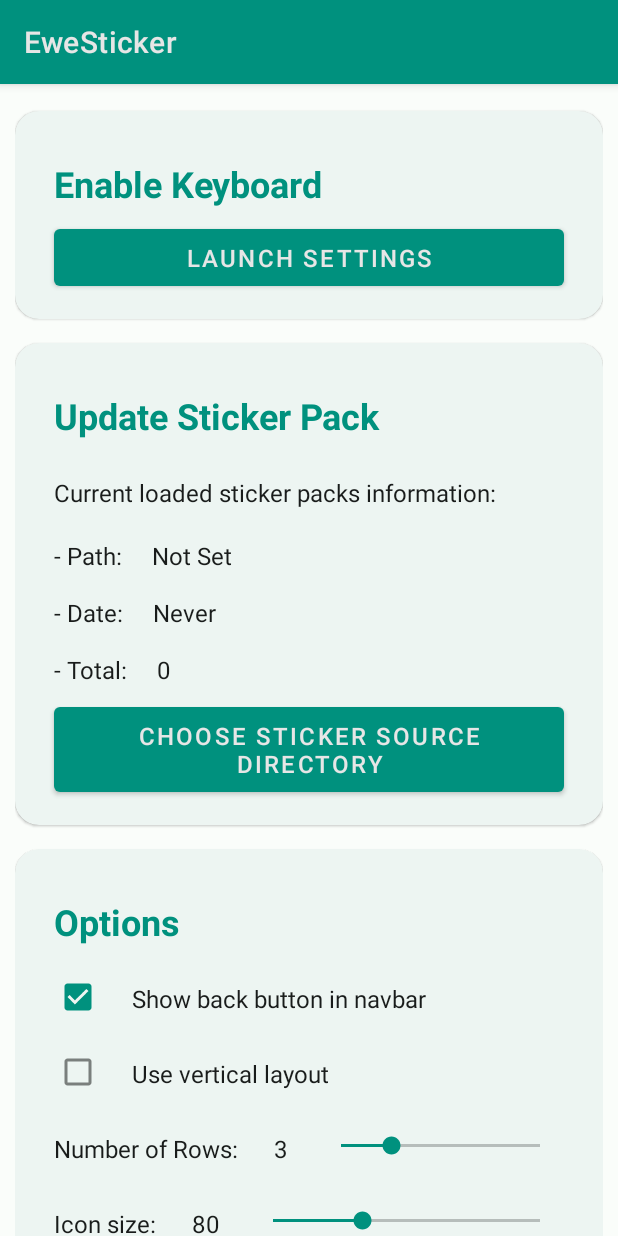
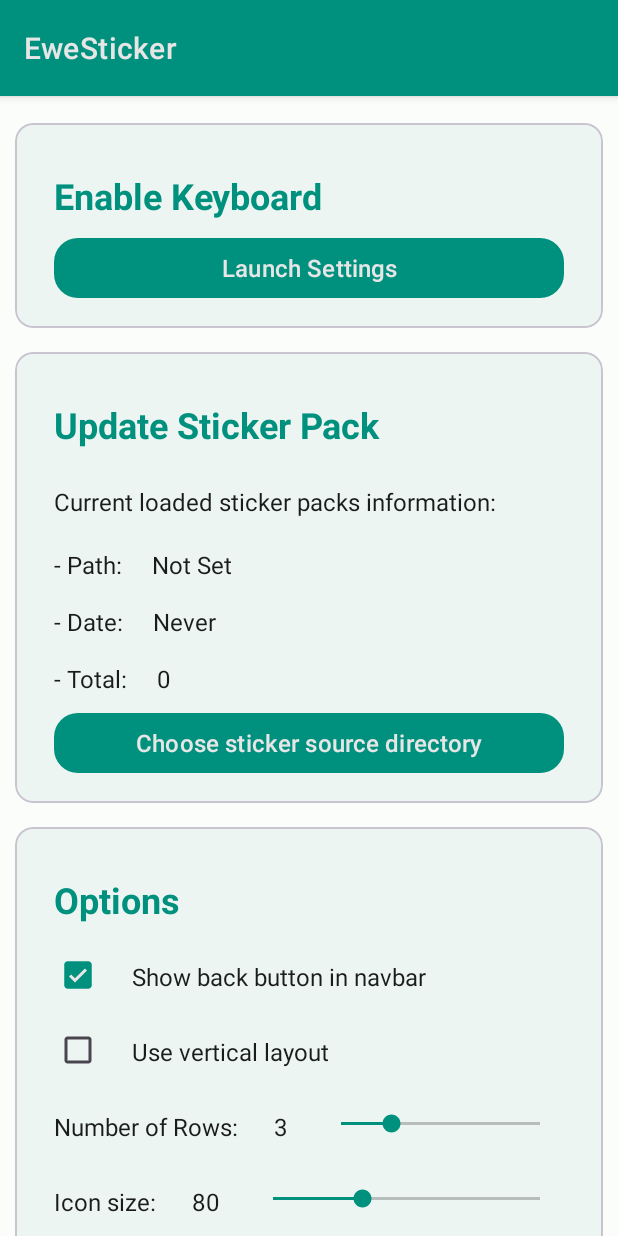
Before and after one commit to FredHappyface/Android.EweSticker, an Android app: the screen it shows after launch (MainActivity), on a phone screen of 412 x 824 dp. Run offline under Robolectric (Android 15) with nearby library versions, the phone set to English and light mode, and no system bars.

Commit message:
use material you

```diff
--- a/app/src/main/res/layout/activity_main.xml
+++ b/app/src/main/res/layout/activity_main.xml
@@ -1,5 +1,6 @@
 <?xml version="1.0" encoding="utf-8"?>
 <com.google.android.material.circularreveal.coordinatorlayout.CircularRevealCoordinatorLayout xmlns:android="http://schemas.android.com/apk/res/android"
+	xmlns:app="http://schemas.android.com/apk/res-auto"
 	android:id="@+id/activityMainRoot"
 	android:layout_width="match_parent"
 	android:layout_height="match_parent"
@@ -28,7 +29,9 @@
 					<Button
 						style="@style/button"
 						android:onClick="enableKeyboard"
-						android:text="@string/enable_keyboard_button" />
+						android:text="@string/enable_keyboard_button"
+						app:shapeAppearance="?attr/shapeAppearanceSmallComponent"
+						/>
 				</LinearLayout>
 			</com.google.android.material.card.MaterialCardView>
 			<!-- Update Sticker Pack -->
@@ -100,7 +103,9 @@
 						android:id="@+id/updateStickerPackInfoBtn"
 						style="@style/button"
 						android:onClick="chooseDir"
-						android:text="@string/update_sticker_pack_button" />
+						android:text="@string/update_sticker_pack_button"
+						app:shapeAppearance="?attr/shapeAppearanceSmallComponent"
+						/>
 				</LinearLayout>
 			</com.google.android.material.card.MaterialCardView>
 			<!-- Options -->
--- a/app/src/main/res/values-v27/styles.xml
+++ b/app/src/main/res/values-v27/styles.xml
@@ -1,7 +1,7 @@
 <?xml version="1.0" encoding="utf-8"?>
 <resources>
 
-	<style name="AppTheme" parent="Theme.MaterialComponents.DayNight.DarkActionBar">
+	<style name="AppTheme" parent="Theme.Material3.DayNight">
 		<!-- Primary brand color. -->
 		<item name="colorPrimaryVariant">@color/accent</item>
 		<item name="colorOnPrimary">@color/onAccent</item>
@@ -20,7 +20,7 @@
 		<item name="actionBarTheme">@style/AppBarText</item>
 		<item name="colorSurface">@color/sticker</item>
 		<item name="colorOnSurface">@color/fg</item>
-		<item name="shapeAppearanceMediumComponent">@style/ShapeAppearance.App.MediumComponent
-		</item>
+		<item name="shapeAppearanceMediumComponent">@style/ShapeAppearance.App.MediumComponent</item>
+		<item name="shapeAppearanceSmallComponent">@style/ShapeAppearance.App.SmallComponent</item>
 	</style>
 </resources>
--- a/app/src/main/res/values/styles.xml
+++ b/app/src/main/res/values/styles.xml
@@ -1,6 +1,6 @@
 <resources>
 	<!-- Base application theme. -->
-	<style name="AppTheme" parent="Theme.MaterialComponents.DayNight.DarkActionBar">
+	<style name="AppTheme" parent="Theme.Material3.DayNight">
 		<!-- Primary brand color. -->
 		<item name="colorPrimaryVariant">@color/accent</item>
 		<item name="colorOnPrimary">@color/onAccent</item>
@@ -18,11 +18,15 @@
 		<item name="actionBarTheme">@style/AppBarText</item>
 		<item name="colorSurface">@color/sticker</item>
 		<item name="colorOnSurface">@color/fg</item>
-		<item name="shapeAppearanceMediumComponent">@style/ShapeAppearance.App.MediumComponent
-		</item>
+		<item name="shapeAppearanceMediumComponent">@style/ShapeAppearance.App.MediumComponent</item>
+		<item name="shapeAppearanceSmallComponent">@style/ShapeAppearance.App.SmallComponent</item>
 	</style>
 
 	<style name="ShapeAppearance.App.MediumComponent" parent="ShapeAppearance.MaterialComponents.MediumComponent">
+		<item name="cornerSize">@dimen/corner</item>
+	</style>
+
+	<style name="ShapeAppearance.App.SmallComponent" parent="ShapeAppearance.MaterialComponents.SmallComponent">
 		<item name="cornerSize">@dimen/corner</item>
 	</style>
 
```
